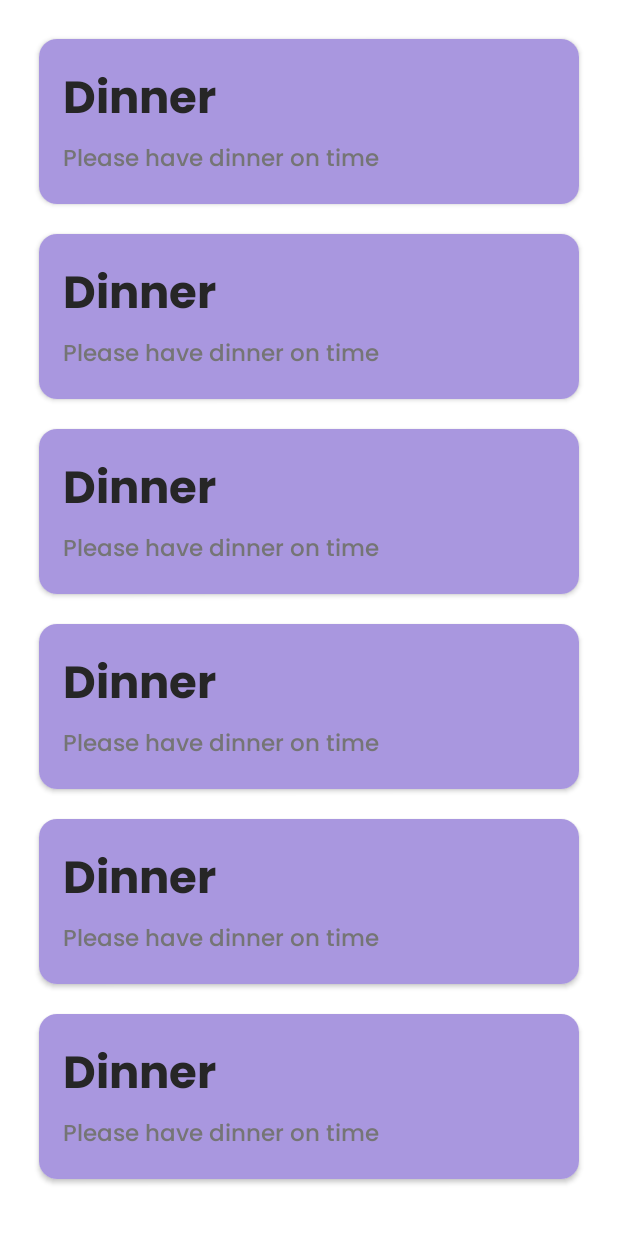
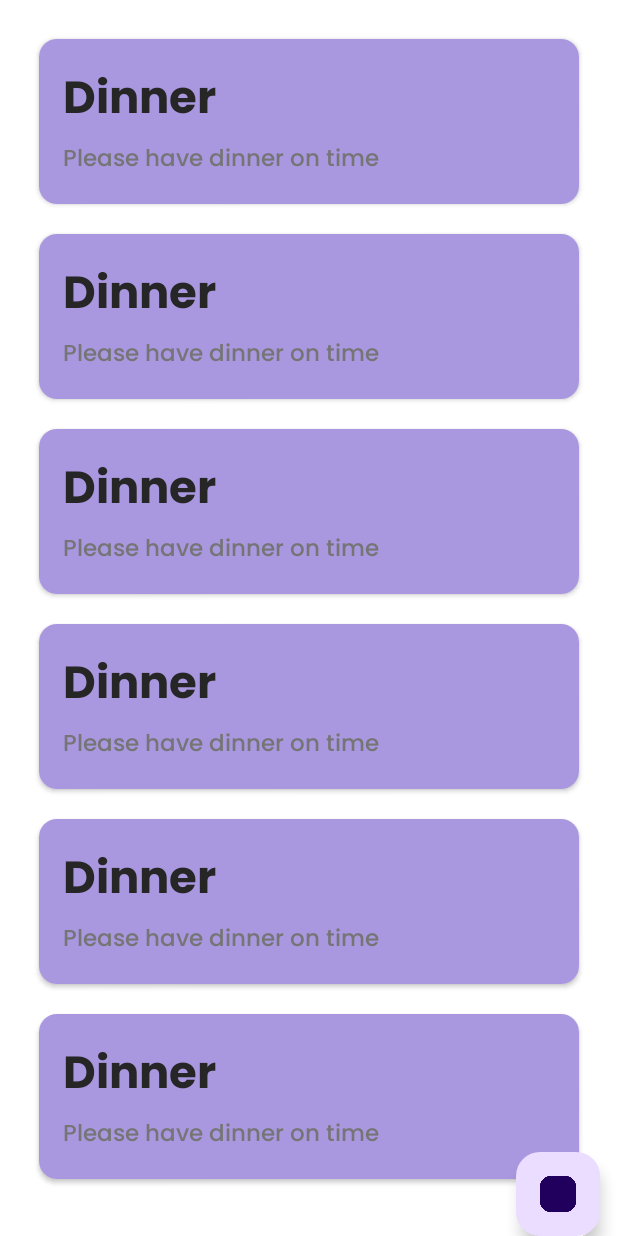
Before and after one commit to avijeetpandey/Agenda, an Android app: the layout activity_main.xml on its own in the app's theme, with its tools: preview values and no code run, on a phone screen of 412 x 824 dp. Run offline under Robolectric (Android 15) with nearby library versions, the phone set to English and light mode, and no system bars.

Commit message:
Adds support for data manipulation on android (#4)
* Add: Functionality to fetch data and render on screen

* Remove: blank space

* Add: Floating action button and constraint layout

* Add: floating action button click logic

* Add: Functionality to insert agenda into the room database

```diff
--- a/app/src/main/res/layout/activity_main.xml
+++ b/app/src/main/res/layout/activity_main.xml
@@ -1,4 +1,12 @@
 <?xml version="1.0" encoding="utf-8"?>
+<androidx.constraintlayout.widget.ConstraintLayout
+    android:orientation="vertical"
+    xmlns:android="http://schemas.android.com/apk/res/android"
+    xmlns:app="http://schemas.android.com/apk/res-auto"
+    xmlns:tools="http://schemas.android.com/tools"
+    android:layout_height="match_parent"
+    android:layout_width="match_parent">
+
     <androidx.recyclerview.widget.RecyclerView xmlns:android="http://schemas.android.com/apk/res/android"
         xmlns:app="http://schemas.android.com/apk/res-auto"
         xmlns:tools="http://schemas.android.com/tools"
@@ -11,6 +19,16 @@
         android:scrollIndicators="right"
         tools:itemCount="10"
         tools:listitem="@layout/agenda_card_view"
-    tools:context=".activities.MainActivity">
+        tools:context=".activities.MainActivity" />
 
-</androidx.recyclerview.widget.RecyclerView>
+    <com.google.android.material.floatingactionbutton.FloatingActionButton
+        android:id="@+id/fab"
+        android:layout_width="wrap_content"
+        android:layout_height="wrap_content"
+        app:layout_constraintBottom_toBottomOf="parent"
+        app:layout_constraintRight_toRightOf="parent"
+        android:layout_marginRight="12dp"
+        android:src="@drawable/plus_sign"
+        android:contentDescription="Add"
+        />
+</androidx.constraintlayout.widget.ConstraintLayout>
```
Also changed, not shown: app/src/main/AndroidManifest.xml (+5 -3 lines), app/src/main/java/com/example/agenda/activities/AddAgendaActivity.kt (added, +51 -0 lines), app/src/main/java/com/example/agenda/activities/MainActivity.kt (+44 -11 lines), app/src/main/res/layout/activity_add_agenda.xml (added, +59 -0 lines), app/src/main/res/drawable/plus_sign.png (added). Lines whose indentation alone changed are shown as unchanged.
